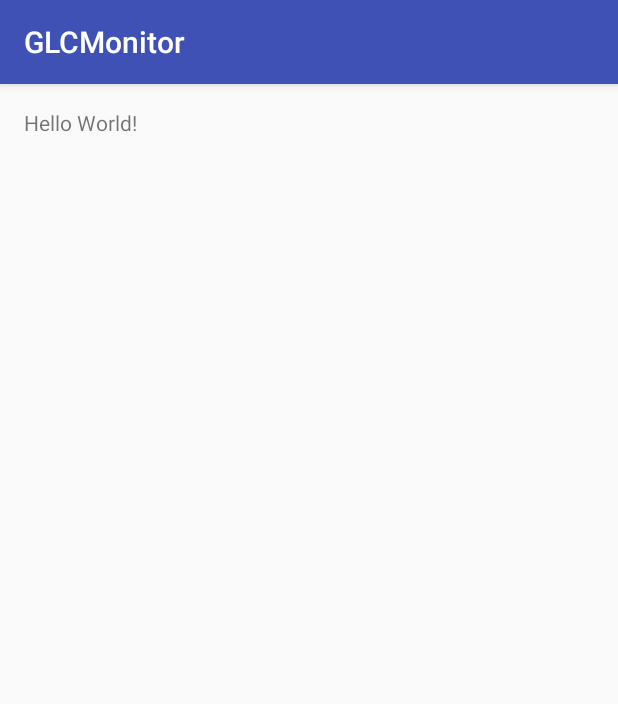
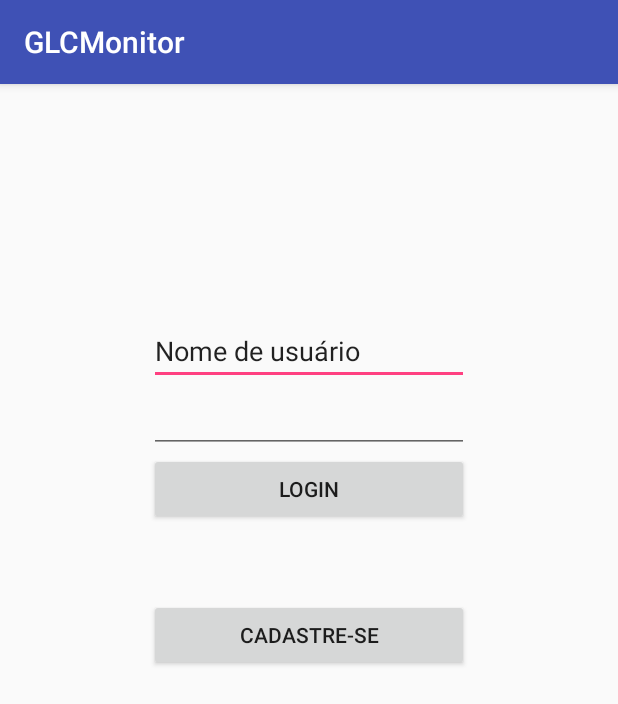
Before and after one commit to luizfps/GLCMonitor, an Android app: the screen it shows after launch (MainActivity before the commit, LoginActivity after it), on a phone screen of 412 x 824 dp. Shown: the top 704 px of the screen. Run offline under Robolectric (Android 15) with nearby library versions, the phone set to English and light mode, and no system bars.

Commit message:
First classes.

```diff
--- a/app/src/main/AndroidManifest.xml
+++ b/app/src/main/AndroidManifest.xml
@@ -8,13 +8,15 @@
         android:label="@string/app_name"
         android:supportsRtl="true"
         android:theme="@style/AppTheme">
-        <activity android:name=".MainActivity">
+        <activity android:name=".LoginActivity">
             <intent-filter>
                 <action android:name="android.intent.action.MAIN" />
 
                 <category android:name="android.intent.category.LAUNCHER" />
             </intent-filter>
         </activity>
+        <activity android:name=".HomeActivity"/>
+        <activity android:name=".CadastroActivity"/>
     </application>
 
 </manifest>
--- a/app/src/main/java/com/monitor/glc/glcmonitor/MainActivity.java
+++ b/app/src/main/java/com/monitor/glc/glcmonitor/CadastroActivity.java
@@ -1,13 +1,15 @@
 package com.monitor.glc.glcmonitor;
 
+
+import android.os.Bundle;
 import android.support.v7.app.AppCompatActivity;
-import android.os.Bundle;
 
-public class MainActivity extends AppCompatActivity {
+public class CadastroActivity extends AppCompatActivity {
 
     @Override
     protected void onCreate(Bundle savedInstanceState) {
         super.onCreate(savedInstanceState);
-        setContentView(R.layout.activity_main);
+        setContentView(R.layout.activity_cadastro);
     }
+
 }
--- /dev/null
+++ b/app/src/main/java/com/monitor/glc/glcmonitor/LoginActivity.java
@@ -0,0 +1,34 @@
+package com.monitor.glc.glcmonitor;
+
+import android.content.Intent;
+import android.support.v7.app.AppCompatActivity;
+import android.os.Bundle;
+import android.view.View;
+
+public class LoginActivity extends AppCompatActivity {
+
+    private String userName;
+    private String senha;
+
+    @Override
+    protected void onCreate(Bundle savedInstanceState) {
+        super.onCreate(savedInstanceState);
+        setContentView(R.layout.activity_login);
+    }
+
+    public void onCallLogar(View v) {
+        if(logar()) {
+            Intent intent = new Intent(this, HomeActivity.class);
+            startActivity(intent);
+        }
+    }
+
+    public void onCallCadastro(View v) {
+        Intent intent = new Intent(this, CadastroActivity.class);
+        startActivity(intent);
+    }
+
+    private boolean logar() {
+        return true;
+    }
+}
--- a/app/src/main/res/layout/activity_main.xml
+++ b/app/src/main/res/layout/activity_cadastro.xml
@@ -7,10 +7,6 @@
     android:paddingLeft="@dimen/activity_horizontal_margin"
     android:paddingRight="@dimen/activity_horizontal_margin"
     android:paddingTop="@dimen/activity_vertical_margin"
-    tools:context="com.monitor.glc.glcmonitor.MainActivity">
+    tools:context=".LoginActivity">
 
-    <TextView
-        android:layout_width="wrap_content"
-        android:layout_height="wrap_content"
-        android:text="Hello World!" />
 </RelativeLayout>
--- /dev/null
+++ b/app/src/main/res/layout/activity_login.xml
@@ -0,0 +1,57 @@
+<?xml version="1.0" encoding="utf-8"?>
+<RelativeLayout xmlns:android="http://schemas.android.com/apk/res/android"
+    xmlns:tools="http://schemas.android.com/tools"
+    android:layout_width="match_parent"
+    android:layout_height="match_parent"
+    android:paddingBottom="@dimen/activity_vertical_margin"
+    android:paddingLeft="@dimen/activity_horizontal_margin"
+    android:paddingRight="@dimen/activity_horizontal_margin"
+    android:paddingTop="@dimen/activity_vertical_margin"
+    tools:context=".LoginActivity">
+
+    <EditText
+        android:layout_width="wrap_content"
+        android:layout_height="wrap_content"
+        android:inputType="textPersonName"
+        android:text="Nome de usuário"
+        android:ems="10"
+        android:id="@+id/textNomeDeUsuario"
+        android:layout_centerHorizontal="true"
+        android:layout_marginTop="139dp" />
+
+    <EditText
+        android:layout_width="wrap_content"
+        android:layout_height="wrap_content"
+        android:inputType="numberPassword"
+        android:ems="10"
+        android:id="@+id/textSenha"
+        android:allowUndo="false"
+        android:layout_below="@+id/textNomeDeUsuario"
+        android:layout_centerHorizontal="true" />
+
+    <Button
+        android:layout_width="wrap_content"
+        android:layout_height="wrap_content"
+        android:text="Login"
+        android:id="@+id/buttonLogin"
+        android:layout_below="@+id/textSenha"
+        android:layout_alignRight="@+id/textSenha"
+        android:layout_alignEnd="@+id/textSenha"
+        android:layout_alignLeft="@+id/textSenha"
+        android:layout_alignStart="@+id/textSenha"
+        android:onClick="onCallLogar" />
+
+    <Button
+        android:layout_width="wrap_content"
+        android:layout_height="wrap_content"
+        android:text="Cadastre-se"
+        android:id="@+id/buttonCadastro"
+        android:layout_below="@+id/buttonLogin"
+        android:layout_alignLeft="@+id/textSenha"
+        android:layout_alignStart="@+id/textSenha"
+        android:layout_marginTop="49dp"
+        android:layout_alignRight="@+id/buttonLogin"
+        android:layout_alignEnd="@+id/buttonLogin"
+        android:onClick="onCallCadastro" />
+
+</RelativeLayout>
```
Also changed, not shown: app/src/main/java/com/monitor/glc/glcmonitor/HomeActivity.java (added, +14 -0 lines), app/src/main/java/com/monitor/glc/glcmonitor/vo/Endereco.java (added, +68 -0 lines), app/src/main/java/com/monitor/glc/glcmonitor/vo/RegistroDeTemperatura.java (added, +25 -0 lines), app/src/main/java/com/monitor/glc/glcmonitor/vo/Sensor.java (added, +24 -0 lines), app/src/main/java/com/monitor/glc/glcmonitor/vo/Usuario.java (added, +109 -0 lines), app/src/main/java/com/monitor/glc/glcmonitor/vo/UsuarioSensor.java (added, +55 -0 lines), app/src/main/res/layout/activity_home.xml (added, +12 -0 lines).
